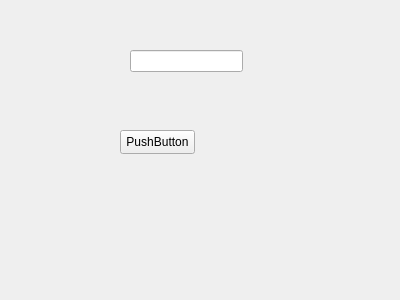
Old version of the form gui/save_files.ui in the repository hudaszekpiotr/InzynierkaProgram.
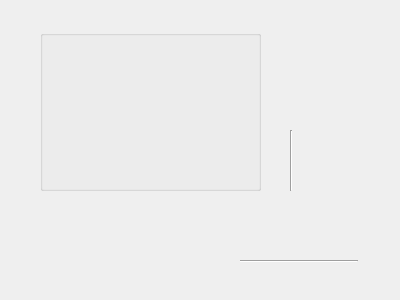
New version of the form.

What changed in the file:
```diff
--- a/gui/save_files.ui
+++ b/gui/save_files.ui
@@ -13,27 +13,43 @@
   <property name="windowTitle">
    <string>Form</string>
   </property>
-  <widget class="QLineEdit" name="name">
+  <widget class="QGroupBox" name="groupBox">
    <property name="geometry">
     <rect>
-     <x>130</x>
-     <y>50</y>
-     <width>113</width>
-     <height>22</height>
+     <x>40</x>
+     <y>30</y>
+     <width>221</width>
+     <height>161</height>
     </rect>
    </property>
+   <property name="title">
+    <string/>
+   </property>
   </widget>
-  <widget class="QPushButton" name="okButton">
+  <widget class="Line" name="line">
    <property name="geometry">
     <rect>
-     <x>120</x>
+     <x>290</x>
      <y>130</y>
-     <width>75</width>
-     <height>24</height>
+     <width>3</width>
+     <height>61</height>
     </rect>
    </property>
-   <property name="text">
-    <string>PushButton</string>
+   <property name="orientation">
+    <enum>Qt::Vertical</enum>
+   </property>
+  </widget>
+  <widget class="Line" name="line_2">
+   <property name="geometry">
+    <rect>
+     <x>240</x>
+     <y>260</y>
+     <width>118</width>
+     <height>3</height>
+    </rect>
+   </property>
+   <property name="orientation">
+    <enum>Qt::Horizontal</enum>
    </property>
   </widget>
  </widget>
```
